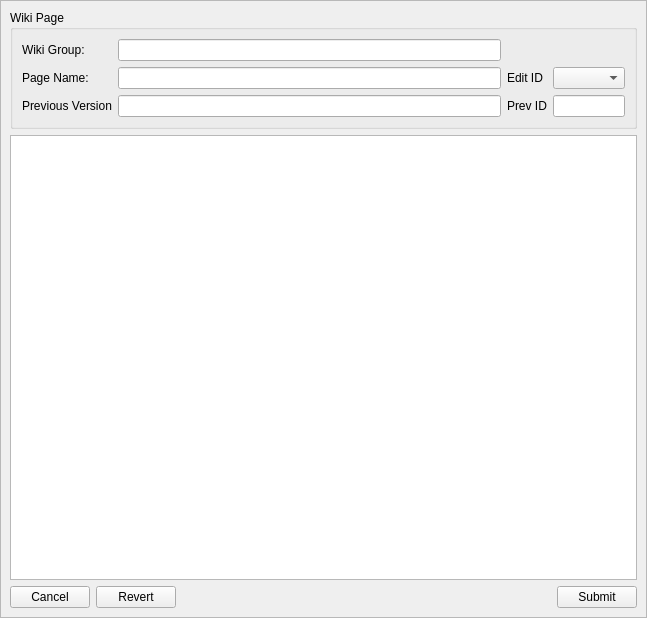
First picture: the form in retroshare-gui/src/gui/WikiPoos/WikiEditDialog.ui, repository RetroShare/RetroShare, before the edit.
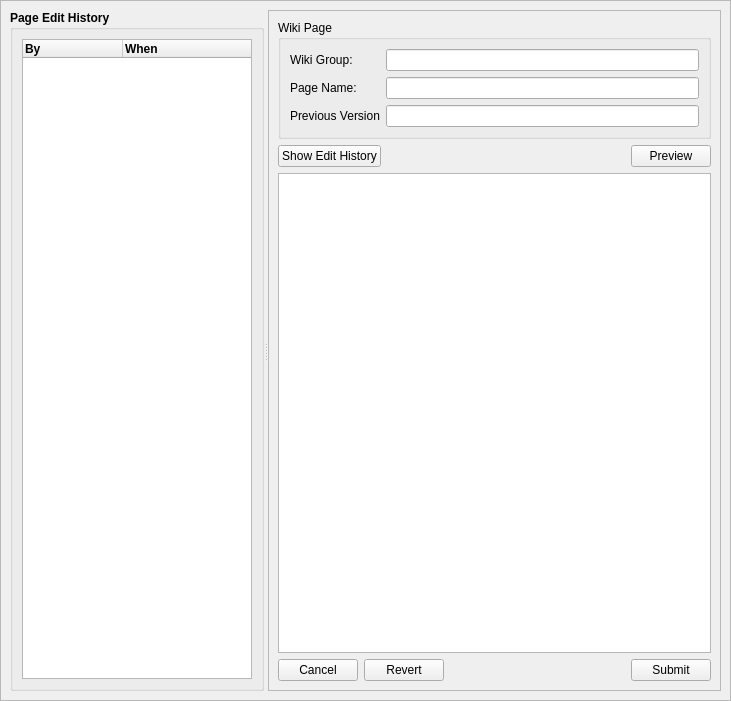
Second picture: the form after the edit. Custom widgets are drawn as their Qt base class.

Commit message: Reworked Wiki Edit Dialog.  - Added EditHistory SideBar (Will remove from main page).  - Added Preview / Edit modes. (to add renderer)  - changed layout a bit.

```diff
--- a/retroshare-gui/src/gui/WikiPoos/WikiEditDialog.ui
+++ b/retroshare-gui/src/gui/WikiPoos/WikiEditDialog.ui
@@ -6,8 +6,8 @@
    <rect>
     <x>0</x>
     <y>0</y>
-    <width>647</width>
-    <height>618</height>
+    <width>731</width>
+    <height>701</height>
    </rect>
   </property>
   <property name="windowTitle">
@@ -38,13 +38,59 @@
      <property name="frameShadow">
       <enum>QFrame::Raised</enum>
      </property>
-     <layout class="QGridLayout" name="gridLayout_2">
-      <item row="0" column="0">
+     <layout class="QVBoxLayout" name="verticalLayout_2">
+      <item>
+       <widget class="QSplitter" name="splitter_History">
+        <property name="sizePolicy">
+         <sizepolicy hsizetype="Expanding" vsizetype="Expanding">
+          <horstretch>0</horstretch>
+          <verstretch>0</verstretch>
+         </sizepolicy>
+        </property>
+        <property name="orientation">
+         <enum>Qt::Horizontal</enum>
+        </property>
+        <widget class="QGroupBox" name="groupBox_History">
+         <property name="font">
+          <font>
+           <weight>75</weight>
+           <bold>true</bold>
+          </font>
+         </property>
+         <property name="title">
+          <string>Page Edit History</string>
+         </property>
+         <layout class="QVBoxLayout" name="verticalLayout_3" stretch="0">
+          <item>
+           <widget class="QTreeWidget" name="treeWidget_History">
+            <column>
+             <property name="text">
+              <string>By</string>
+             </property>
+            </column>
+            <column>
+             <property name="text">
+              <string>When</string>
+             </property>
+            </column>
+           </widget>
+          </item>
+         </layout>
+        </widget>
+        <widget class="QFrame" name="frame_3">
+         <property name="frameShape">
+          <enum>QFrame::StyledPanel</enum>
+         </property>
+         <property name="frameShadow">
+          <enum>QFrame::Raised</enum>
+         </property>
+         <layout class="QVBoxLayout" name="verticalLayout" stretch="0,0,0,0">
+          <item>
        <widget class="QGroupBox" name="groupBox">
         <property name="title">
          <string>Wiki Page</string>
         </property>
-        <layout class="QGridLayout" name="gridLayout">
+            <layout class="QFormLayout" name="formLayout">
          <item row="0" column="0">
           <widget class="QLabel" name="label_5">
            <property name="text">
@@ -62,19 +108,6 @@
            </property>
           </widget>
          </item>
-         <item row="0" column="2" colspan="2">
-          <spacer name="horizontalSpacer">
-           <property name="orientation">
-            <enum>Qt::Horizontal</enum>
-           </property>
-           <property name="sizeHint" stdset="0">
-            <size>
-             <width>168</width>
-             <height>20</height>
-            </size>
-           </property>
-          </spacer>
-         </item>
          <item row="1" column="0">
           <widget class="QLabel" name="label">
            <property name="text">
@@ -92,16 +125,6 @@
            </property>
           </widget>
          </item>
-         <item row="1" column="2">
-          <widget class="QLabel" name="label_3">
-           <property name="text">
-            <string>Edit ID</string>
-           </property>
-          </widget>
-         </item>
-         <item row="1" column="3">
-          <widget class="QComboBox" name="comboBox_Id"/>
-         </item>
          <item row="2" column="0">
           <widget class="QLabel" name="label_2">
            <property name="text">
@@ -122,33 +145,44 @@
            </property>
           </widget>
          </item>
-         <item row="2" column="2">
-          <widget class="QLabel" name="label_4">
+            </layout>
+           </widget>
+          </item>
+          <item>
+           <layout class="QHBoxLayout" name="horizontalLayout_2">
+            <item>
+             <widget class="QPushButton" name="pushButton_History">
            <property name="text">
-            <string>Prev ID</string>
+               <string>Show Edit History</string>
            </property>
           </widget>
          </item>
-         <item row="2" column="3">
-          <widget class="QLineEdit" name="lineEdit_PrevId">
-           <property name="sizePolicy">
-            <sizepolicy hsizetype="Expanding" vsizetype="Fixed">
-             <horstretch>1</horstretch>
-             <verstretch>0</verstretch>
-            </sizepolicy>
-           </property>
-           <property name="readOnly">
-            <bool>true</bool>
-           </property>
+            <item>
+             <spacer name="horizontalSpacer">
+              <property name="orientation">
+               <enum>Qt::Horizontal</enum>
+              </property>
+              <property name="sizeHint" stdset="0">
+               <size>
+                <width>178</width>
+                <height>20</height>
+               </size>
+              </property>
+             </spacer>
+            </item>
+            <item>
+             <widget class="QPushButton" name="pushButton_Preview">
+              <property name="text">
+               <string>Preview</string>
+              </property>
           </widget>
          </item>
         </layout>
-       </widget>
-      </item>
-      <item row="1" column="0">
+          </item>
+          <item>
        <widget class="QTextEdit" name="textEdit"/>
       </item>
-      <item row="2" column="0">
+          <item>
        <layout class="QHBoxLayout" name="horizontalLayout">
         <item>
          <widget class="QPushButton" name="pushButton_Cancel">
@@ -185,6 +219,10 @@
          </widget>
         </item>
        </layout>
+          </item>
+         </layout>
+        </widget>
+       </widget>
       </item>
      </layout>
     </widget>
```
Left out of the diff: 3 changed lines with no effect on the pictures. Lines whose indentation alone changed are shown as unchanged. The commit also changes 2 other files.
